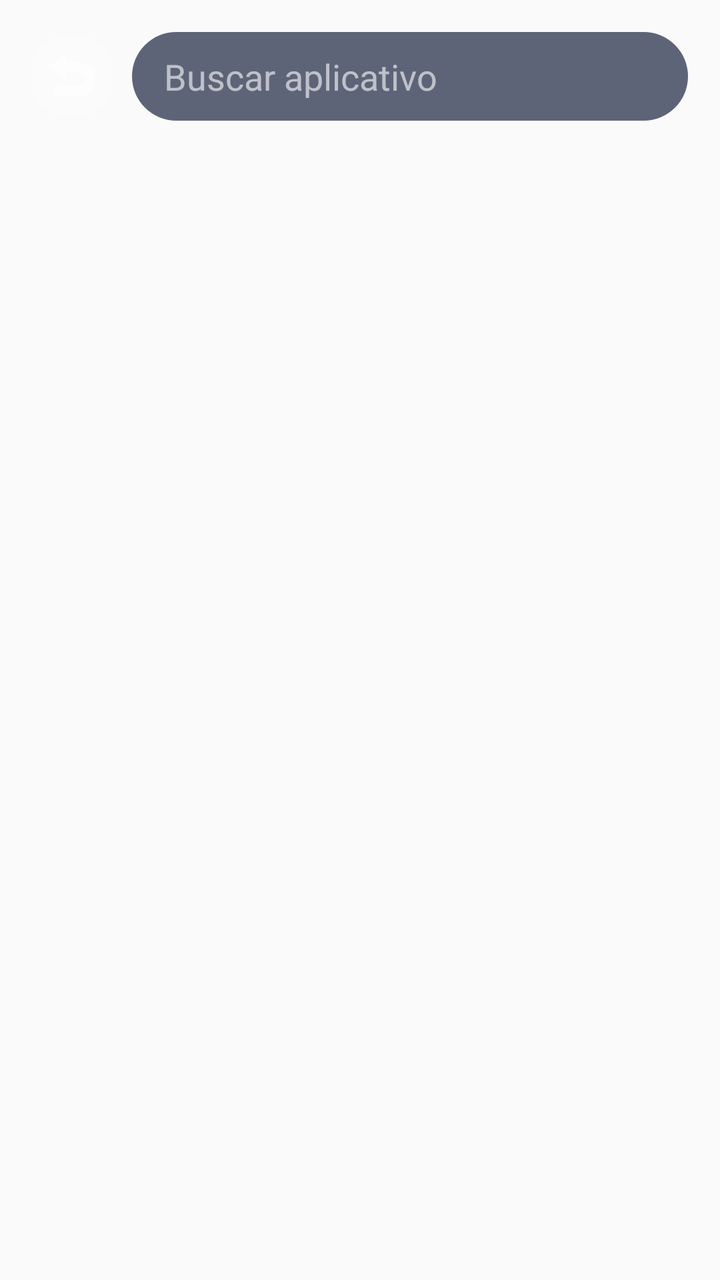
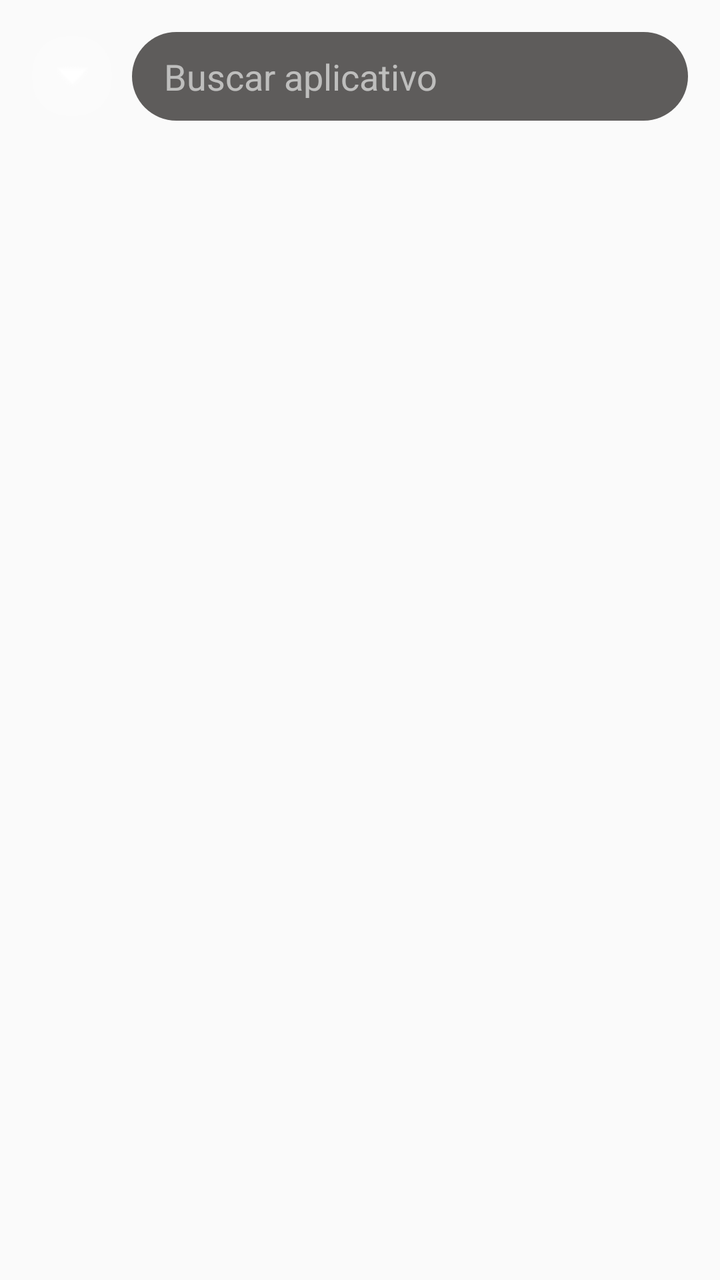

Compare the two renders of this Android layout. The source of the first and the diff that turns it into the second are given below.
<!-- AndroidManifest.xml: activity theme AppTheme.NoActionBar -->
<!-- res/layout/activity_launcher_drawer.xml -->
<?xml version="1.0" encoding="utf-8"?>
<LinearLayout xmlns:android="http://schemas.android.com/apk/res/android"
    android:id="@+id/drawerRoot"
    android:layout_width="match_parent"
    android:layout_height="match_parent"
    android:orientation="vertical"
    android:padding="16dp">

    <LinearLayout
        android:layout_width="match_parent"
        android:layout_height="wrap_content"
        android:orientation="horizontal"
        android:gravity="center_vertical"
        android:layout_marginBottom="16dp">

        <ImageButton
            android:id="@+id/backButton"
            android:layout_width="40dp"
            android:layout_height="40dp"
            android:background="@drawable/bg_app_icon"
            android:src="@android:drawable/ic_menu_revert"
            android:tint="#FFFFFF"
            android:contentDescription="Voltar" />

        <EditText
            android:id="@+id/searchInput"
            android:layout_width="0dp"
            android:layout_height="wrap_content"
            android:layout_weight="1"
            android:layout_marginStart="10dp"
            android:hint="Buscar aplicativo"
            android:textColorHint="#99FFFFFF"
            android:textColor="#FFFFFF"
            android:background="@drawable/bg_status_pill"
            android:paddingHorizontal="16dp"
            android:paddingVertical="10dp"
            android:inputType="text"
            android:maxLines="1"
            android:imeOptions="actionSearch" />
    </LinearLayout>

    <androidx.recyclerview.widget.RecyclerView
        android:id="@+id/appsRecyclerView"
        android:layout_width="match_parent"
        android:layout_height="0dp"
        android:layout_weight="1"
        android:clipToPadding="false"
        android:paddingBottom="16dp" />
</LinearLayout>
<!-- resources referenced by this layout -->
<resources>
  <!-- drawable bg_app_icon (drawable) -->
  <?xml version="1.0" encoding="utf-8"?>
  <shape xmlns:android="http://schemas.android.com/apk/res/android" android:shape="rectangle">
      <corners android:radius="16dp" />
      <solid android:color="#1AFFFFFF" />
  </shape>
  <!-- drawable bg_status_pill (drawable) -->
  <?xml version="1.0" encoding="utf-8"?>
  <shape xmlns:android="http://schemas.android.com/apk/res/android" android:shape="rectangle">
      <corners android:radius="999dp" />
      <solid android:color="#B21C2541" />
  </shape>
  <style name="AppTheme.NoActionBar" parent="Theme.AppCompat.DayNight.NoActionBar">
          <item name="windowActionBar">false</item>
          <item name="windowNoTitle">true</item>
          <item name="android:background">@null</item>
      </style>
</resources>

<!-- the commit's change to res/layout/activity_launcher_drawer.xml (unified diff, before → after) -->
@@ -18,7 +18,7 @@
             android:layout_width="40dp"
             android:layout_height="40dp"
             android:background="@drawable/bg_app_icon"
-            android:src="@android:drawable/ic_menu_revert"
+            android:src="@android:drawable/arrow_down_float"
             android:tint="#FFFFFF"
             android:contentDescription="Voltar" />
 
<!-- resource entries referenced after the edit -->
@@ -3,14 +3,15 @@
   <!-- drawable bg_app_icon (drawable) -->
   <?xml version="1.0" encoding="utf-8"?>
   <shape xmlns:android="http://schemas.android.com/apk/res/android" android:shape="rectangle">
-      <corners android:radius="16dp" />
+      <corners android:radius="18dp" />
       <solid android:color="#1AFFFFFF" />
   </shape>
   <!-- drawable bg_status_pill (drawable) -->
   <?xml version="1.0" encoding="utf-8"?>
   <shape xmlns:android="http://schemas.android.com/apk/res/android" android:shape="rectangle">
       <corners android:radius="999dp" />
-      <solid android:color="#B21C2541" />
+      
+      <solid android:color="#B21C1917" />
   </shape>
   <style name="AppTheme.NoActionBar" parent="Theme.AppCompat.DayNight.NoActionBar">
           <item name="windowActionBar">false</item>
